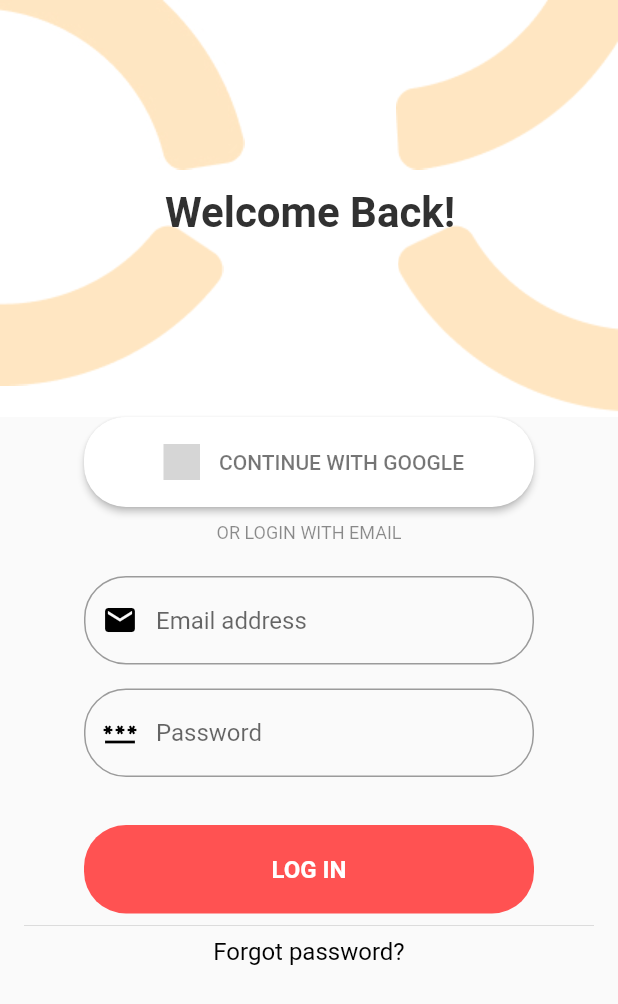
After one commit to SunnyBun-ny/pocket_health, a Flutter app: the LoginPage screen opened directly, after a tap on "LOG IN", on a phone screen of 412 x 824 dp. The commit adds this screen. Shown: the top 1004 px of the screen. Run offline on Flutter 3.47's test engine with Material 2 defaults, Android fonts, the phone set to English and light mode, and no system bars; our stand-ins replace firebase_auth, firebase_core, flutter_signin_button; accounts and stored records are empty; network calls fail; grey boxes are pictures that could not be loaded.

Commit message:
HomeScreen1.0

```diff
--- /dev/null
+++ b/lib/login_screen.dart
@@ -0,0 +1,272 @@
+import 'package:firebase_auth/firebase_auth.dart';
+import 'package:firebase_core/firebase_core.dart';
+import 'package:flutter/material.dart';
+import 'package:flutter_signin_button/flutter_signin_button.dart';
+import 'home_screen.dart';
+
+class LoginPage extends StatefulWidget {
+  static const String routeName = '/login-screen';
+  @override
+  State<LoginPage> createState() => _LoginPageState();
+}
+
+class _LoginPageState extends State<LoginPage> {
+  Future<FirebaseApp> _initializeFirebase() async {
+    FirebaseApp firebaseApp = await Firebase.initializeApp();
+    return firebaseApp;
+  }
+
+  @override
+  Widget build(BuildContext context) {
+    return Scaffold(
+      body: FutureBuilder(
+        future: _initializeFirebase(),
+        builder: (context, snapshot) {
+          if (snapshot.connectionState == ConnectionState.done) {
+            return LoginScreen();
+          }
+          return const Center(
+            child: CircularProgressIndicator(),
+          );
+        },
+      ),
+    );
+  }
+}
+
+class LoginScreen extends StatefulWidget {
+  @override
+  State<LoginScreen> createState() => _LoginScreenState();
+}
+
+class _LoginScreenState extends State<LoginScreen> {
+  static Future<User?> loginUsingEmailPassword(
+      {required String email,
+      required String password,
+      required BuildContext context}) async {
+    FirebaseAuth auth = FirebaseAuth.instance;
+    User? user;
+    try {
+      UserCredential userCredential = await auth.signInWithEmailAndPassword(
+          email: email, password: password);
+      user = userCredential.user;
+    } on FirebaseAuthException catch (e) {
+      if (e.code == "user-not-found") {
+        print("No user found");
+      }
+    }
+    return user;
+  }
+
+  void _showButtonPressDialog(BuildContext context, String provider) {
+    Scaffold.of(context).showSnackBar(SnackBar(
+      content: Text('$provider Button Pressed!'),
+      backgroundColor: Colors.black26,
+      duration: Duration(milliseconds: 400),
+    ));
+  }
+
+  void _toHomeScreen(BuildContext ctx) {
+    Navigator.of(context).pushNamed(
+      HomeScreen.routeName,
+    );
+  }
+
+  final TextEditingController _emailController = TextEditingController();
+  final TextEditingController _passwordController = TextEditingController();
+  @override
+  void initState() {
+    // _emailController = TextEditingController();
+    // _passwordController = TextEditingController();
+    // TODO: implement initState
+    super.initState();
+  }
+
+  @override
+  void dispose() {
+    // _emailController.dispose();
+    // _passwordController.dispose();
+    // TODO: implement dispose
+    super.dispose();
+  }
+
+  @override
+  Widget build(BuildContext context) {
+    // Size size = MediaQuery.of(context).size;
+    return MaterialApp(
+      home: Scaffold(
+        resizeToAvoidBottomInset: false,
+        body: SingleChildScrollView(
+          child: Column(
+            children: [
+              Container(
+                color: Colors.white,
+                width: double.infinity,
+                child: Stack(children: [
+                  Positioned(
+                    top: 0,
+                    left: 0,
+                    child: Image.asset(
+                      "assets/img/top_L.jpg",
+                    ),
+                  ),
+                  Positioned(
+                    top: 0,
+                    right: 0,
+                    child: Image.asset(
+                      "assets/img/top_R.png",
+                    ),
+                  ),
+                  Positioned(
+                    top: 150,
+                    left: 0,
+                    child: Image.asset(
+                      "assets/img/down_L.png",
+                    ),
+                  ),
+                  Positioned(
+                    top: 150,
+                    right: 0,
+                    child: Image.asset(
+                      "assets/img/down_R.png",
+                    ),
+                  ),
+                  Container(
+                    padding: EdgeInsets.only(left: 110, top: 125, bottom: 120),
+                    child: const Text(
+                      "Welcome Back!",
+                      style: TextStyle(
+                        color: Color.fromARGB(255, 49, 49, 49),
+                        fontSize: 28.0,
+                        fontWeight: FontWeight.bold,
+                      ),
+                    ),
+                  ),
+                ]),
+              ),
+              Padding(
+                padding: const EdgeInsets.fromLTRB(16, 0, 16, 0),
+                child: Column(
+                  mainAxisAlignment: MainAxisAlignment.center,
+                  crossAxisAlignment: CrossAxisAlignment.center,
+                  children: [
+                    Center(
+                      child: Column(
+                        mainAxisAlignment: MainAxisAlignment.center,
+                        children: [
+                          SizedBox(
+                            width: 300,
+                            height: 60,
+                            child: SignInButton(
+                              Buttons.Google,
+                              text: 'CONTINUE WITH GOOGLE',
+                              padding: const EdgeInsets.all(4.0),
+                              shape: RoundedRectangleBorder(
+                                  borderRadius: BorderRadius.circular(28.0)),
+                              onPressed: () {
+                                _showButtonPressDialog(context, 'Google');
+                              },
+                            ),
+                          ),
+                        ],
+                      ),
+                    ),
+                    const SizedBox(
+                      height: 10.0,
+                    ),
+                    const Center(
+                      child: Text(
+                        'OR LOGIN WITH EMAIL',
+                        style: TextStyle(
+                          fontSize: 12.0,
+                          color: Colors.black45,
+                        ),
+                      ),
+                    ),
+                    const SizedBox(height: 22.0),
+                    SizedBox(
+                      width: 300,
+                      child: TextField(
+                        controller: _emailController,
+                        keyboardType: TextInputType.emailAddress,
+                        decoration: InputDecoration(
+                          hintText: "Email address",
+                          prefixIcon: Icon(Icons.email, color: Colors.black),
+                          border: OutlineInputBorder(
+                            borderRadius: BorderRadius.circular(28),
+                          ),
+                        ),
+                      ),
+                    ),
+                    const SizedBox(height: 16.0),
+                    SizedBox(
+                      width: 300,
+                      child: TextField(
+                        controller: _passwordController,
+                        obscureText: true,
+                        decoration: InputDecoration(
+                          hintText: "Password",
+                          prefixIcon: Icon(Icons.password, color: Colors.black),
+                          border: OutlineInputBorder(
+                              borderRadius: BorderRadius.circular(28)),
+                        ),
+                      ),
+                    ),
+                    const SizedBox(height: 16.0),
+                    const SizedBox(
+                      height: 16.0,
+                    ),
+                    Container(
+                      width: 300,
+                      child: RawMaterialButton(
+                        fillColor: Colors.redAccent,
+                        elevation: 0,
+                        padding: const EdgeInsets.symmetric(vertical: 20.0),
+                        shape: RoundedRectangleBorder(
+                          borderRadius: BorderRadius.circular(28.0),
+                        ),
+                        onPressed: () async {
+                          User? user = await loginUsingEmailPassword(
+                              email: _emailController.text,
+                              password: _passwordController.text,
+                              context: context);
+                          print(user);
+                          if (user != null) {
+                            Navigator.of(context).pushReplacement(
+                                MaterialPageRoute(
+                                    builder: (context) => HomeScreen()));
+                          }
+                        },
+                        child: const Text(
+                          "LOG IN",
+                          style: TextStyle(
+                            color: Color.fromARGB(255, 255, 255, 255),
+                            fontSize: 16.0,
+                            fontWeight: FontWeight.bold,
+                          ),
+                        ),
+                      ),
+                    ),
+                    Divider(),
+                    GestureDetector(
+                      onTap: () => _toHomeScreen(context),
+                      child: Container(
+                        child: const Text(
+                          "Forgot password?",
+                          style: TextStyle(
+                            color: Colors.black,
+                            fontSize: 16.0,
+                          ),
+                        ),
+                      ),
+                    ),
+                  ],
+                ),
+              ),
+            ],
+          ),
+        ),
+      ),
+    );
+  }
+}
```
Also changed, not shown: lib/animated_image.dart (added, +32 -0 lines), lib/first_screen.dart (+20 -16 lines), lib/home_screen.dart (added, +137 -0 lines), lib/main.dart (+7 -1 lines), pubspec.yaml (+9 -4 lines), assets/fonts/Acme-Regular.ttf (added), assets/img/bottomCard1.png (added), assets/img/bottomCard2.png (added), assets/img/bottomCard3.png (added), assets/img/card1.png (added), assets/img/card2.png (added), assets/img/dailyThoughts.png (added), assets/img/down_L.png (added), assets/img/down_R.png (added), 5 more files, 1 other file.
